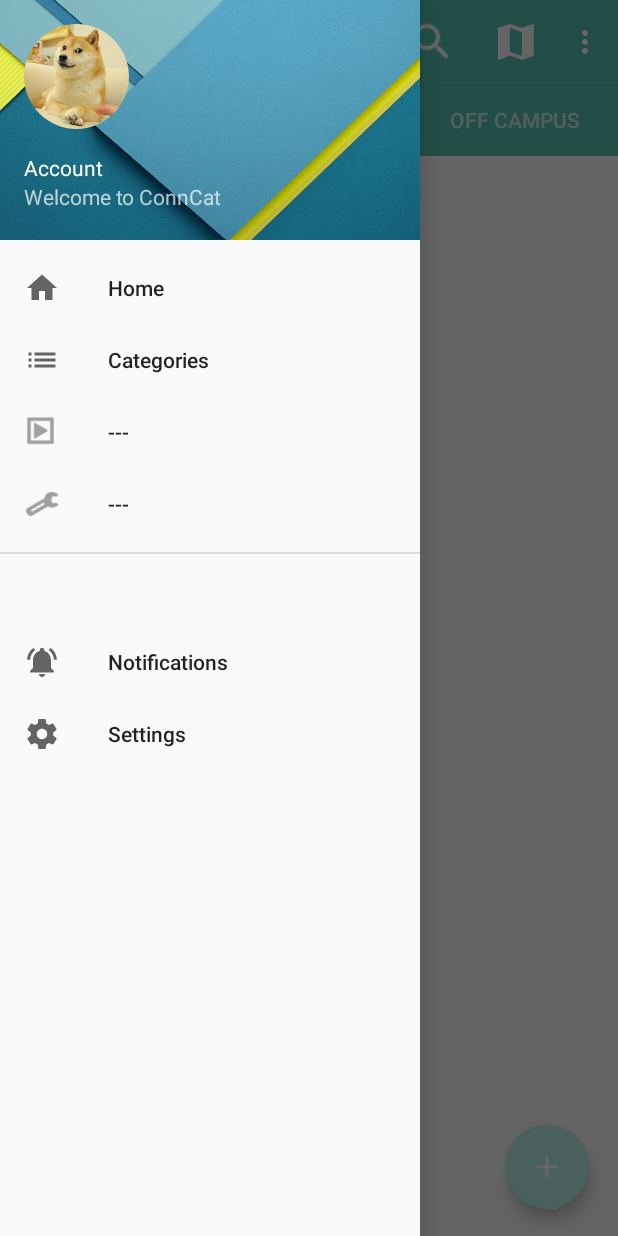
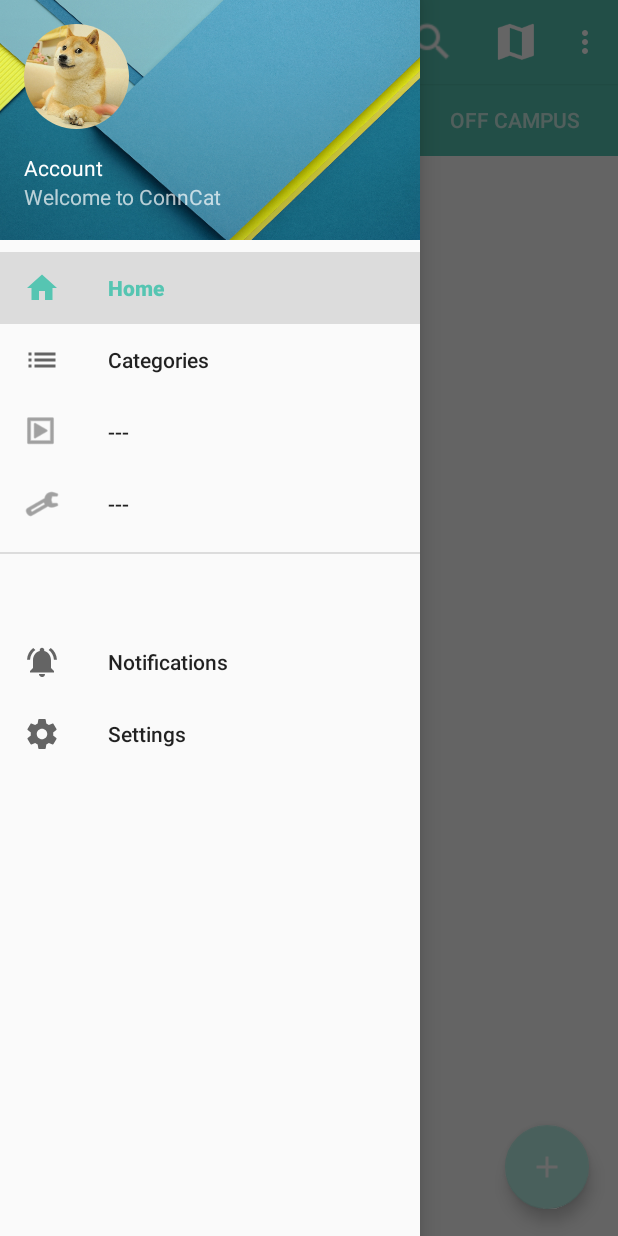
Before and after one commit to nunezraul/conncat, an Android app: the screen it shows after launch (MainScreen), with the side drawer open, on a phone screen of 412 x 824 dp. Run offline under Robolectric (Android 15) with nearby library versions, the phone set to English and light mode, and no system bars; our stand-ins replace CircleImageView.

Commit message:
Fixed event page adapter. Minor changes in the card view padding. Moved the xml downloading and processing to the main screen.

```diff
--- a/Conncat/app/src/main/AndroidManifest.xml
+++ b/Conncat/app/src/main/AndroidManifest.xml
@@ -58,9 +58,6 @@
             android:value="@string/google_maps_key" />
 
         <activity
-            android:name=".MapsActivity"
-            android:label="@string/title_activity_maps" />
-        <activity
             android:name=".MapTabView"
             android:label="@string/title_activity_map_tab_view"
             android:parentActivityName=".MainScreen"
--- a/Conncat/app/src/main/java/conncat/conncat/HomeScreen.java
+++ b/Conncat/app/src/main/java/conncat/conncat/HomeScreen.java
@@ -39,12 +39,13 @@ public class HomeScreen extends Fragment {
 
         tabLayout = (TabLayout) view.findViewById(R.id.tabs);
         tabLayout.setupWithViewPager(viewPager);
+        //setRetainInstance(true);
 
         return view;
     }
 
     private void setupViewPager(ViewPager viewPager) {
-        ViewPagerAdapter adapter = new ViewPagerAdapter(getFragmentManager());
+        ViewPagerAdapter adapter = new ViewPagerAdapter(getChildFragmentManager());
         adapter.addFragment(new OneFragment(), "All");
         adapter.addFragment(new TwoFragment(), "On Campus");
         adapter.addFragment(new ThreeFragment(), "Off Campus");
--- a/Conncat/app/src/main/java/conncat/conncat/MainScreen.java
+++ b/Conncat/app/src/main/java/conncat/conncat/MainScreen.java
@@ -1,8 +1,16 @@
 package conncat.conncat;
 
+import android.app.Activity;
 import android.content.Context;
 import android.content.Intent;
+import android.database.SQLException;
+import android.location.Address;
+import android.location.Geocoder;
+import android.net.ConnectivityManager;
+import android.net.NetworkInfo;
+import android.os.AsyncTask;
 import android.os.Bundle;
+import android.support.design.internal.NavigationMenu;
 import android.support.design.widget.FloatingActionButton;
 import android.support.design.widget.NavigationView;
 import android.support.design.widget.TabLayout;
@@ -15,10 +23,15 @@ import android.support.v4.widget.DrawerLayout;
 import android.support.v7.app.ActionBarDrawerToggle;
 import android.support.v7.app.AppCompatActivity;
 import android.support.v7.widget.Toolbar;
+import android.util.Log;
 import android.view.Menu;
 import android.view.MenuItem;
 import android.view.View;
+import android.widget.ListView;
+import android.widget.Toast;
 
+import java.io.ByteArrayInputStream;
+import java.io.IOException;
 import java.util.ArrayList;
 import java.util.List;
 
@@ -60,17 +73,12 @@ public class MainScreen extends AppCompatActivity
         DrawerLayout drawer = (DrawerLayout) findViewById(R.id.drawer_layout);
         ActionBarDrawerToggle toggle = new ActionBarDrawerToggle(
                 this, drawer, toolbar, R.string.navigation_drawer_open, R.string.navigation_drawer_close);
-        drawer.setDrawerListener(toggle);
+        drawer.addDrawerListener(toggle);
         toggle.syncState();
 
         navigationView = (NavigationView) findViewById(R.id.nav_view);
         navigationView.setNavigationItemSelectedListener(this);
-
-      /*  viewPager = (ViewPager) findViewById(R.id.viewpager);
-        setupViewPager(viewPager);
-
-        tabLayout = (TabLayout) findViewById(R.id.tabs);
-        tabLayout.setupWithViewPager(viewPager);*/
+        navigationView.getMenu().getItem(0).setChecked(true);
 
         fab = (FloatingActionButton) findViewById(R.id.fab);
         fab.setOnClickListener(new View.OnClickListener() {
@@ -80,24 +88,11 @@ public class MainScreen extends AppCompatActivity
                 startActivity(i);
             }
         });
-
+        updateDB();
 
 
     }
 
-    /*
-    This function adds fragments to the tabLayout and labels them accordingly.
-
-    @param  ViewPager   helps supply and manage lifecycle of each page
-     */
-   /* private void setupViewPager(ViewPager viewPager) {
-        ViewPagerAdapter adapter = new ViewPagerAdapter(getSupportFragmentManager());
-        adapter.addFragment(new OneFragment(), "All");
-        adapter.addFragment(new TwoFragment(), "On Campus");
-        adapter.addFragment(new ThreeFragment(), "Off Campus");
-        viewPager.setAdapter(adapter);
-    }
-*/
     @Override
     public void onBackPressed() {
         DrawerLayout drawer = (DrawerLayout) findViewById(R.id.drawer_layout);
@@ -142,10 +137,12 @@ public class MainScreen extends AppCompatActivity
         int id = item.getItemId();
 
         if (id == R.id.nav_home) {
-            HomeScreen fragment = new HomeScreen();
-            android.support.v4.app.FragmentTransaction fragmentTransaction = getSupportFragmentManager().beginTransaction();
-            fragmentTransaction.replace(R.id.fragment_container,fragment);
-            fragmentTransaction.commit();
+            if(!navigationView.getMenu().getItem(0).isChecked()) {
+                HomeScreen fragment = new HomeScreen();
+                android.support.v4.app.FragmentTransaction fragmentTransaction = getSupportFragmentManager().beginTransaction();
+                fragmentTransaction.replace(R.id.fragment_container, fragment);
+                fragmentTransaction.commit();
+            }
 
         } else if (id == R.id.nav_categories) {
 
@@ -166,54 +163,89 @@ public class MainScreen extends AppCompatActivity
         return true;
     }
 
-   /*class ViewPagerAdapter extends FragmentPagerAdapter {
-        private final List<Fragment> mFragmentList = new ArrayList<>();
-        private final List<String> mFragmentTitleList = new ArrayList<>();
+    public void updateDB(){
+        String[] eventURLs = {"http://events.ucmerced.edu:7070/feeder/main/eventsFeed.do?f=y&sort=dtstart.utc:asc&fexpr=(categories.href!=%22/public/.bedework/categories/sys/Ongoing%22)%20and%20(entity_type=%22event%22%7Centity_type=%22todo%22)&skinName=list-xml&count=200", "https://drive.google.com/uc?export=download&id=0BwCHu0WyYCBkc21NblUtR1Z1MGM"};
+        ConnectivityManager connMgr = (ConnectivityManager)
+                this.getSystemService(Context.CONNECTIVITY_SERVICE);
+        NetworkInfo networkInfo = connMgr.getActiveNetworkInfo();
+        if (networkInfo != null && networkInfo.isConnected()) {
+            new Downloadlist(this).execute(eventURLs);
+        } else {
+            Toast.makeText(this, "Connection Error", Toast.LENGTH_SHORT).show();
+        }
+    }
 
-        public ViewPagerAdapter(FragmentManager manager) {
-            super(manager);
-        }*/
+    class Downloadlist extends AsyncTask<String, Void, String> {
 
-        /*
-        This function returns the item at a certain position
+        Activity mContex;
+        String error = "Adding events to DB failed";
+        public  Downloadlist(Activity contex)
+        {
+            this.mContex=contex;
+        }
 
-        @param  position    position you want more information about
-        @return fragment
-         */
-     /*   @Override
-        public Fragment getItem(int position) {
-            return mFragmentList.get(position);
-        }*/
+        @Override
+        protected String doInBackground(String... urls) {
 
-        /*
-        This function returns how many fragments are in the tabLayout
+            // params comes from the execute() call: params[0] is the url.
+            try {
+                downloadXML dl = new downloadXML();
+                String result = dl.downloadXML(urls);
 
-        @return size of fragment list
-         */
-     /*   @Override
-        public int getCount() {
-            return mFragmentList.size();
-        }*/
+                List<EventData> events = xmlParser.getEvents(new ByteArrayInputStream(result.getBytes()));
+                Geocoder geocoder = new Geocoder(mContex);
 
-        /*
-        this function adds fragments to the tabLayout
+                String ucmerced = " merced, ca";
+                for (int i = 0; i < events.size(); i++) {
+                    try {
+                        //Log.v("Event: ", events.get(i).getAddress() + ucmerced);
+                        List<Address> e = geocoder.getFromLocationName(events.get(i).getAddress() + ucmerced, 5);
+                        if (e.size() != 0) {
+                            Address address = e.get(0);
+                            events.get(i).setlongLat(address.getLongitude(), address.getLatitude());
+                        }
+                    } catch (IOException e) {
+                        e.printStackTrace();
+                    }
+                }
 
-        @param  fragment, title     specific fragment and name you want assigned to the tab
-         */
-        /*public void addFragment(Fragment fragment, String title) {
-            mFragmentList.add(fragment);
-            mFragmentTitleList.add(title);
-        }*/
 
-        /*
-        This function returns the page title at a certain position of the tabLayout
+                EventDBHelper db = new EventDBHelper(mContex);
+                try {
+                    db.createDataBase();
+                } catch (IOException e) {
+                    e.printStackTrace();
+                }
+                try {
+                    db.openDataBase();
+                } catch (SQLException e) {
+                    e.printStackTrace();
+                }
+                for (int i = 0; i < events.size(); i++) {
+                    Log.v("Happenings1", events.get(i).getName() + " Date: " + events.get(i).getStartDate());
+                    Log.v("Happenings2", events.get(i).getName() + " added to DB");
+                    if (events.get(i).getStartDate() != null) {
+                        if (events.get(i).getStartDate().contains("N/A"))
+                            continue;
+                    }
+                    db.add(events.get(i));
+                }
+                db.close();
 
-        @param position you want more information about
-        @return get character sequence at that position
-         */
-       /* @Override
-        public CharSequence getPageTitle(int position) {
-            return mFragmentTitleList.get(position);
+                return "success";
+
+            } catch (IOException e) {
+                return error;
+            }
         }
-    }*/
+        // onPostExecute displays the results of the AsyncTask.
+        @Override
+        protected void onPostExecute(String result) {
+            if(result.equals(error))
+                Toast.makeText(mContex, error, Toast.LENGTH_SHORT).show();
+        }
+
+
+    }
+
 }
--- a/Conncat/app/src/main/java/conncat/conncat/OneFragment.java
+++ b/Conncat/app/src/main/java/conncat/conncat/OneFragment.java
@@ -53,15 +53,6 @@ public class OneFragment extends Fragment{
         // Inflate the layout for this fragment, sets the listView declared in the layout file, calls the bindlistView()
         view = inflater.inflate(R.layout.fragment_one, container, false);
         listView = (ListView) view.findViewById(R.id.eventList);
-        setRetainInstance(true);
-        bindlistview();
-        return view;
-
-    }
-    @Override
-    public void onResume(){
-        super.onResume();
-
         EventDBHelper db = new EventDBHelper(getContext());
         try {
             db.createDataBase();
@@ -84,119 +75,28 @@ public class OneFragment extends Fragment{
                 startActivity(intent);
             }
         });
+        //setRetainInstance(true);
+        return view;
 
     }
+    @Override
+    public void onResume(){
+        super.onResume();
 
-    /**
-     * The function handles the task of calling the proper function to download
-     * and display the list of events
-     */
-    public void bindlistview(){
-        String[] eventURLs = {"http://events.ucmerced.edu:7070/feeder/main/eventsFeed.do?f=y&sort=dtstart.utc:asc&fexpr=(categories.href!=%22/public/.bedework/categories/sys/Ongoing%22)%20and%20(entity_type=%22event%22%7Centity_type=%22todo%22)&skinName=list-xml&count=200", "https://drive.google.com/uc?export=download&id=0BwCHu0WyYCBkc21NblUtR1Z1MGM"};
-        ConnectivityManager connMgr = (ConnectivityManager)
-                getActivity().getSystemService(Context.CONNECTIVITY_SERVICE);
-        NetworkInfo networkInfo = connMgr.getActiveNetworkInfo();
-        if (networkInfo != null && networkInfo.isConnected()) {
-            //new Downloadlist(getActivity(), listView).execute(happeningsURL);
-            //new Downloadlist(getActivity(), listView).execute(stringUrlXML);
-            new Downloadlist(getActivity(), listView).execute(eventURLs);
-        } else {
-            //textView.setText("No network connection available.");
-        }
-
-
-    }
-
-    class Downloadlist extends AsyncTask<String, Void, String>{
-
-        ListView listView;
-        Activity mContex;
-        public  Downloadlist(Activity contex,ListView lview)
-        {
-            this.listView=lview;
-            this.mContex=contex;
-        }
-
-        @Override
-        protected String doInBackground(String... urls) {
-
-            // params comes from the execute() call: params[0] is the url.
-            try {
-                downloadXML dl = new downloadXML();
-                String result = dl.downloadXML(urls);
-
-                List<EventData> events = xmlParser.getEvents(new ByteArrayInputStream(result.getBytes()));
-                Geocoder geocoder = new Geocoder(getContext());
-
-                String ucmerced = " merced, ca";
-                for (int i = 0; i < events.size(); i++) {
-                    try {
-                        //Log.v("Event: ", events.get(i).getAddress() + ucmerced);
-                        List<Address> e = geocoder.getFromLocationName(events.get(i).getAddress() + ucmerced, 5);
-                        if (e.size() != 0) {
-                            Address address = e.get(0);
-                            events.get(i).setlongLat(address.getLongitude(), address.getLatitude());
-                        }
-                    } catch (IOException e) {
-                        e.printStackTrace();
-                    }
-                }
-
-
-                EventDBHelper db = new EventDBHelper(mContex);
+        EventDBHelper db = new EventDBHelper(getContext());
         try {
             db.createDataBase();
         } catch (IOException e) {
             e.printStackTrace();
         }
-                try {
+        try{
             db.openDataBase();
-                } catch (SQLException e) {
+        }catch (SQLException e) {
             e.printStackTrace();
         }
-                for (int i = 0; i < events.size(); i++) {
-                    Log.v("Happenings1", events.get(i).getName() + " Date: " + events.get(i).getStartDate());
-                    Log.v("Happenings2", events.get(i).getName() + " added to DB");
-                    if (events.get(i).getStartDate() != null) {
-                        if (events.get(i).getStartDate().contains("N/A"))
-                            continue;
-                    }
-                    db.add(events.get(i));
-                }
-                db.close();
-
-                return "success";
-
-            } catch (IOException e) {
-                String error = "Unable to retrieve web page. URL may be invalid.";
-                return error;
-            }
-        }
-        // onPostExecute displays the results of the AsyncTask.
-        @Override
-        protected void onPostExecute(String result) {
-
-
-            EventDBHelper db = new EventDBHelper(mContex);
-            try {
-                db.createDataBase();
-            } catch (IOException e) {
-                e.printStackTrace();
-            }
-            try {
-                db.openDataBase();
-            } catch (SQLException e) {
-                e.printStackTrace();
-            }
-            //textView.setText(result);
-            //webView.loadData(result, "text/html", "utf-8");
         List<EventData> ev = db.getAllEvents();
-            db.close();
         eventAdapter = new EventAdapter(getActivity(), -1, ev);
-
         listView.setAdapter(eventAdapter);
-        }
-
 
     }
 
--- a/Conncat/app/src/main/res/layout/fragment_one.xml
+++ b/Conncat/app/src/main/res/layout/fragment_one.xml
@@ -4,7 +4,7 @@
     android:layout_height="match_parent">
     <!-- just making a listview so that we can use cardview inside each of the listview slot-->
     <ListView
-        android:layout_width="fill_parent"
+        android:layout_width="wrap_content"
         android:layout_height="match_parent"
         android:id="@+id/eventList"
         android:divider="@null"/>
```
Also changed, not shown: Conncat/app/src/main/res/layout/row_event.xml (+5 -5 lines). Lines whose indentation alone changed are shown as unchanged.
